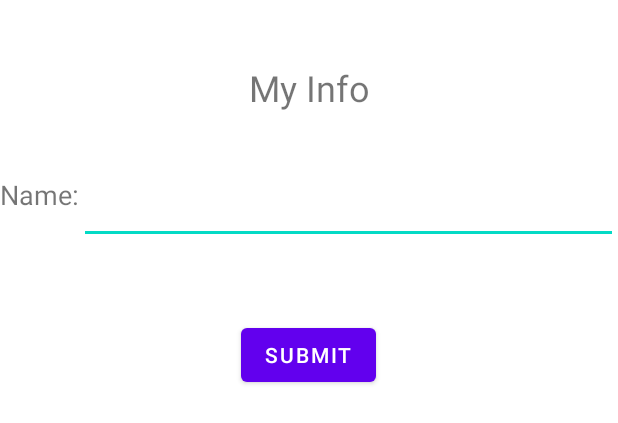
After one commit to jkal90/Team16_Capstone, an Android app: the layout activity_myinfo.xml on its own in the app's theme, with its tools: preview values and no code run, on a phone screen of 412 x 824 dp. The commit adds this screen. Shown: the top 423 px of the screen. Run offline under Robolectric (Android 15) with nearby library versions, the phone set to English and light mode, and no system bars.

Commit message:
Changes-DPinto

```diff
--- a/app/src/main/java/edu/msu/huangmax/ece480_app/MainActivity.java
+++ b/app/src/main/java/edu/msu/huangmax/ece480_app/MainActivity.java
@@ -90,4 +90,9 @@ public class MainActivity extends AppCompatActivity {
         Intent intent = new Intent(this, BedtimeQuestionsActivity.class);
         startActivity(intent);
     }
+
+    public void onPressMyInfoQuestions(View view) {
+        Intent intent = new Intent(this, MyInfoActivity.class);
+        startActivity(intent);
+    }
 }
--- /dev/null
+++ b/app/src/main/java/edu/msu/huangmax/ece480_app/MyInfoActivity.java
@@ -0,0 +1,24 @@
+package edu.msu.huangmax.ece480_app;
+
+import android.os.Bundle;
+import android.view.View;
+import android.widget.Button;
+
+import androidx.appcompat.app.AppCompatActivity;
+
+public class MyInfoActivity extends AppCompatActivity {
+
+    @Override
+    protected void onCreate(Bundle savedInstanceState) {
+        super.onCreate(savedInstanceState);
+        setContentView(R.layout.activity_myinfo);
+        Button submitButton = findViewById(R.id.submitInfoButton);
+        submitButton.setOnClickListener(new View.OnClickListener() {
+            @Override
+            public void onClick(View v) {
+
+            }
+        });
+
+    }
+}
--- a/app/src/main/res/layout/activity_main.xml
+++ b/app/src/main/res/layout/activity_main.xml
@@ -184,6 +184,7 @@
                 android:layout_height="wrap_content"
                 android:background="@null"
                 android:contentDescription="@string/infoDesc"
+                android:onClick="onPressMyInfoQuestions"
                 android:scaleType="fitXY"
                 app:srcCompat="@drawable/info" />
         </FrameLayout>
--- /dev/null
+++ b/app/src/main/res/layout/activity_myinfo.xml
@@ -0,0 +1,46 @@
+<?xml version="1.0" encoding="utf-8"?>
+<RelativeLayout xmlns:android="http://schemas.android.com/apk/res/android"
+    android:layout_width="match_parent"
+    android:layout_height="match_parent"
+    android:layout_gravity="center">
+
+    <TextView
+        android:id="@+id/textView"
+        android:layout_width="match_parent"
+        android:layout_height="117dp"
+        android:gravity="center"
+        android:text="@string/my_info"
+        android:textSize="24sp" />
+
+    <TextView
+        android:id="@+id/textView2"
+        android:layout_width="wrap_content"
+        android:layout_height="wrap_content"
+        android:layout_below="@id/textView"
+        android:text="@string/nameInput"
+        android:textSize="18sp" />
+
+    <EditText
+        android:id="@+id/editTextTextPersonName"
+        android:layout_width="match_parent"
+        android:layout_height="wrap_content"
+        android:layout_below="@id/textView"
+        android:layout_toEndOf="@id/textView2"
+        android:autofillHints=""
+        android:ems="10"
+        android:inputType="textPersonName" />
+
+    <View
+        android:id="@+id/view"
+        android:layout_width="match_parent"
+        android:layout_height="50dp"
+        android:layout_below="@id/editTextTextPersonName" />
+
+    <Button
+        android:id="@+id/submitInfoButton"
+        android:layout_width="wrap_content"
+        android:layout_height="wrap_content"
+        android:layout_below="@id/view"
+        android:layout_centerHorizontal="true"
+        android:text="@string/submit" />
+</RelativeLayout>
--- a/app/src/main/res/values/strings.xml
+++ b/app/src/main/res/values/strings.xml
@@ -43,4 +43,8 @@
     <string name="fatigueExplanation">Please enter a number from 0 to 10; 0 means no fatigue, 10 means worst fatigue</string>
     <string name="bedtimeSleepiness">During the day, what was your average level of sleepiness?</string>
     <string name="sleepinessExplanation">Please enter a number from 0 to 10; 0 means no sleepiness, 10 means worst sleepiness</string>
+    <string name="my_info">My Info</string>
+    <string name="name">Name</string>
+    <string name="nameInput">Name:</string>
+    <string name="submit_info">Submit</string>
 </resources>
```
